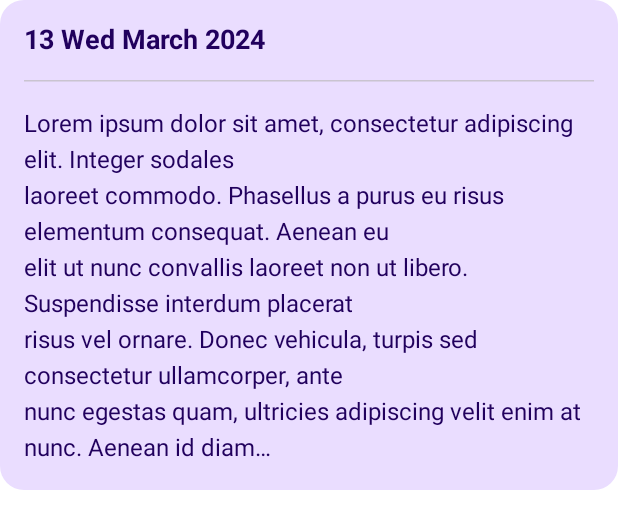
After one commit to bybozyurt/DiaryApp, an Android app built with Jetpack Compose: the @Preview function DiaryItem, on a phone screen of 412 x 824 dp. The commit adds this screen. Shown: the top 529 px of the screen. Run offline under Robolectric (Android 15) with nearby library versions, the phone set to English and light mode, and no system bars.

Commit message:
add toolbar for home and implement navigation

```diff
--- a/app/src/main/java/com/example/diaryapp/common/Constants.kt
+++ b/app/src/main/java/com/example/diaryapp/common/Constants.kt
@@ -9,3 +9,9 @@ object NavigationArgs {
     const val ID_FIELD = "id"
     const val IS_INITIAL = "isInitial"
 }
+
+object ScreenNames {
+    const val Home = "Home"
+    const val Authentication = "auth"
+    const val Enroll = "enroll"
+}
--- a/app/src/main/java/com/example/diaryapp/common/TypeAlias.kt
+++ b/app/src/main/java/com/example/diaryapp/common/TypeAlias.kt
@@ -7,3 +7,6 @@ typealias onDialogDismissed = (String) -> Unit
 //Navigation
 typealias navigateToHome = (Boolean) -> Unit
 typealias navigateToAuth = () -> Unit
+
+//Menu
+typealias onDismissedRequest = () -> Unit
--- a/app/src/main/java/com/example/diaryapp/presentation/components/icon/AppIconButton.kt
+++ b/app/src/main/java/com/example/diaryapp/presentation/components/icon/AppIconButton.kt
@@ -1,6 +1,5 @@
 package com.example.diaryapp.presentation.components.icon
 
-import androidx.compose.material3.Icon
 import androidx.compose.material3.IconButton
 import androidx.compose.runtime.Composable
 import androidx.compose.ui.Modifier
@@ -18,7 +17,7 @@ fun AppIconButton(
         modifier = modifier,
         onClick = onClick
     ) {
-        Icon(
+        AppIcon(
             imageVector = imageVector,
             contentDescription = contentDescription
         )
--- a/app/src/main/java/com/example/diaryapp/presentation/components/text/AppText.kt
+++ b/app/src/main/java/com/example/diaryapp/presentation/components/text/AppText.kt
@@ -5,6 +5,7 @@ import androidx.compose.runtime.Composable
 import androidx.compose.ui.Modifier
 import androidx.compose.ui.graphics.Color
 import androidx.compose.ui.text.font.FontWeight
+import androidx.compose.ui.text.style.TextOverflow
 import androidx.compose.ui.unit.TextUnit
 import com.example.diaryapp.common.extension.addSafeOnClick
 
@@ -15,6 +16,9 @@ fun AppText(
     color: Color = Color.Unspecified,
     fontSize: TextUnit = TextUnit.Unspecified,
     fontWeight: FontWeight = FontWeight.Normal,
+    maxLines: Int = Int.MAX_VALUE,
+    overflow: TextOverflow = TextOverflow.Clip,
+    lineHeight: TextUnit = TextUnit.Unspecified,
     onClick: (() -> Unit)? = null
 ) {
     Text(
@@ -22,6 +26,9 @@ fun AppText(
         text = text,
         color = color,
         fontSize = fontSize,
-        fontWeight = fontWeight
+        fontWeight = fontWeight,
+        maxLines = maxLines,
+        overflow = overflow,
+        lineHeight = lineHeight
     )
 }
--- /dev/null
+++ b/app/src/main/java/com/example/diaryapp/presentation/screens/home/components/DiaryItem.kt
@@ -0,0 +1,65 @@
+package com.example.diaryapp.presentation.screens.home.components
+
+import androidx.compose.foundation.layout.Column
+import androidx.compose.foundation.layout.fillMaxHeight
+import androidx.compose.foundation.layout.fillMaxSize
+import androidx.compose.foundation.layout.fillMaxWidth
+import androidx.compose.foundation.layout.padding
+import androidx.compose.foundation.layout.requiredHeight
+import androidx.compose.foundation.shape.RoundedCornerShape
+import androidx.compose.material3.Card
+import androidx.compose.material3.CardDefaults
+import androidx.compose.material3.HorizontalDivider
+import androidx.compose.material3.MaterialTheme
+import androidx.compose.runtime.Composable
+import androidx.compose.ui.Modifier
+import androidx.compose.ui.text.font.FontWeight
+import androidx.compose.ui.text.style.TextOverflow
+import androidx.compose.ui.tooling.preview.Preview
+import androidx.compose.ui.tooling.preview.datasource.LoremIpsum
+import androidx.compose.ui.unit.TextUnit
+import androidx.compose.ui.unit.dp
+import androidx.compose.ui.unit.sp
+import com.example.diaryapp.presentation.components.text.AppText
+
+@Preview()
+@Composable
+fun DiaryItem() {
+    Card(
+        modifier = Modifier,
+        colors = CardDefaults.cardColors(
+            containerColor = MaterialTheme.colorScheme.primaryContainer
+        ),
+        shape = RoundedCornerShape(16.dp)
+    ) {
+        Column(
+            modifier = Modifier.padding(16.dp)
+        ) {
+            AppText(
+                text = "13 Wed March 2024",
+                fontSize = 18.sp,
+                fontWeight = FontWeight.Bold
+            )
+            HorizontalDivider(modifier = Modifier.padding(vertical = 16.dp))
+            AppText(
+                text = LOREM_IPSUM_SOURCE,
+                maxLines = 10,
+                overflow = TextOverflow.Ellipsis,
+                fontSize = 16.sp,
+                lineHeight = 24.sp
+            )
+        }
+    }
+}
+
+private val LOREM_IPSUM_SOURCE = "" +
+        "Lorem ipsum dolor sit amet, consectetur adipiscing elit. Integer sodales\n" +
+        "laoreet commodo. Phasellus a purus eu risus elementum consequat. Aenean eu\n" +
+        "elit ut nunc convallis laoreet non ut libero. Suspendisse interdum placerat\n" +
+        "risus vel ornare. Donec vehicula, turpis sed consectetur ullamcorper, ante\n" +
+        "nunc egestas quam, ultricies adipiscing velit enim at nunc. Aenean id diam\n" +
+        "neque. Praesent ut lacus sed justo viverra fermentum et ut sem. Fusce\n" +
+        "convallis gravida lacinia. Integer semper dolor ut elit sagittis lacinia.\n" +
+        "Praesent sodales scelerisque eros at rhoncus. Duis posuere sapien vel ipsum\n" +
+        "ornare interdum at eu quam. Vestibulum vel massa erat. Aenean quis sagittis\n" +
+        "purus. Phasellus arcu purus, rutrum id consectetur non, bibendum at nibh."
--- a/app/src/main/res/values/strings.xml
+++ b/app/src/main/res/values/strings.xml
@@ -7,4 +7,6 @@
     <string name="dialog_dismissed">Dialog Dismissed</string>
     <string name="logout_success">Good Bye</string>
     <string name="logout_fail">Logout Failed</string>
+    <string name="logout">Logout</string>
+    <string name="delete_diaries">Delete your all diaries</string>
 </resources>
```
Also changed, not shown: app/src/main/java/com/example/diaryapp/data/model/Diary.kt (added, +19 -0 lines), app/src/main/java/com/example/diaryapp/presentation/components/icon/AppIcon.kt (+16 -0 lines), app/src/main/java/com/example/diaryapp/presentation/components/row/AppIconTextRow.kt (added, +32 -0 lines), app/src/main/java/com/example/diaryapp/presentation/screens/home/HomeScreen.kt (+4 -47 lines), app/src/main/java/com/example/diaryapp/presentation/screens/home/components/HomeDropDownMenu.kt (added, +48 -0 lines), app/src/main/java/com/example/diaryapp/presentation/screens/home/components/HomeFab.kt (added, +17 -0 lines), app/src/main/java/com/example/diaryapp/presentation/screens/home/components/HomeToolbar.kt (added, +51 -0 lines).
